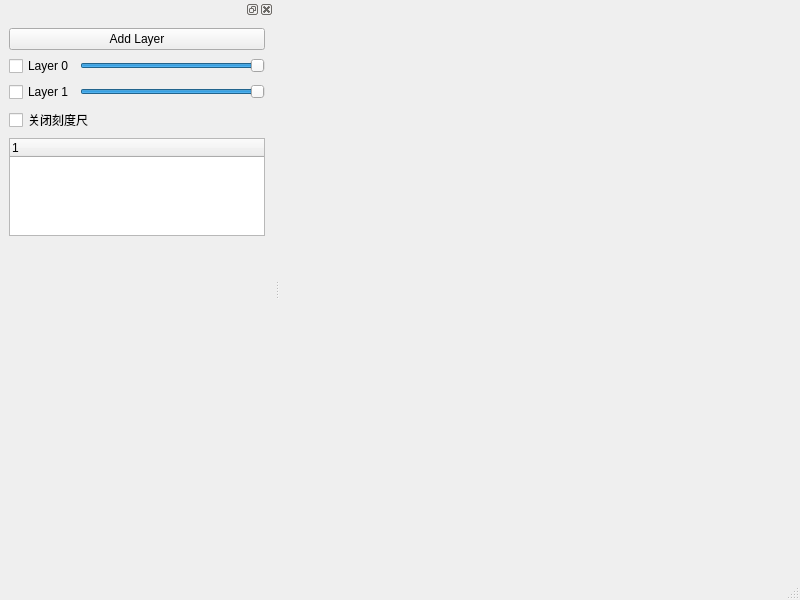
Above: playground/MainWindow.ui from peng1ei/qdraw before the change. Below: the same form after it.
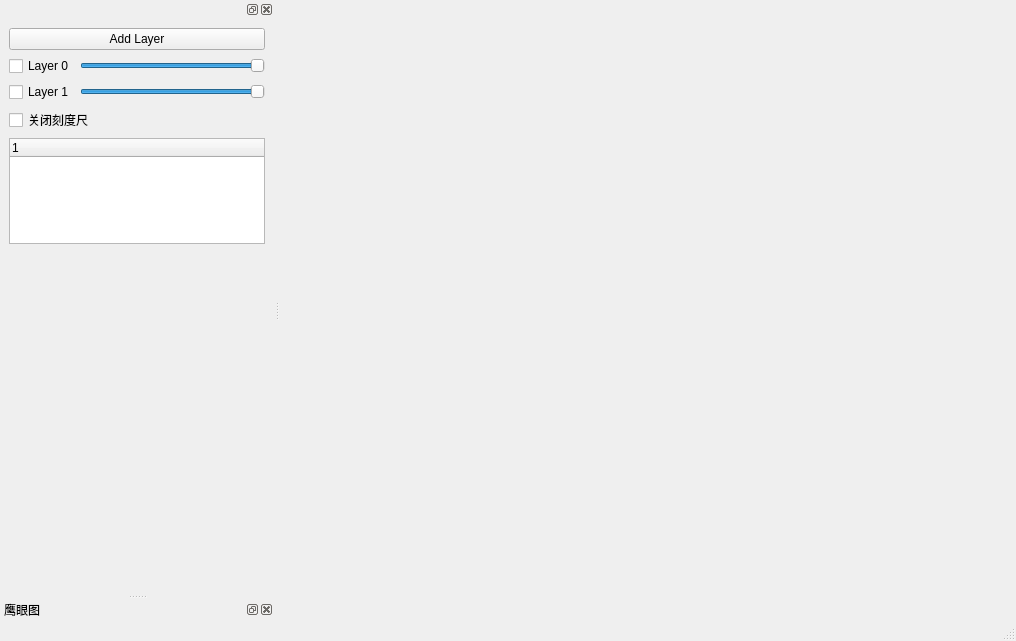
That is the form after the change.

Diff of the .ui file:
```diff
--- a/playground/MainWindow.ui
+++ b/playground/MainWindow.ui
@@ -6,8 +6,8 @@
    <rect>
     <x>0</x>
     <y>0</y>
-    <width>800</width>
-    <height>600</height>
+    <width>1016</width>
+    <height>641</height>
    </rect>
   </property>
   <property name="windowTitle">
@@ -97,7 +97,13 @@
       </widget>
      </item>
      <item>
-      <widget class="QTreeWidget" name="treeWidget"/>
+      <widget class="QTreeWidget" name="treeWidget">
+       <column>
+        <property name="text">
+         <string notr="true">1</string>
+        </property>
+       </column>
+      </widget>
      </item>
      <item>
       <spacer name="verticalSpacer">
@@ -115,6 +121,22 @@
     </layout>
    </widget>
   </widget>
+  <widget class="QDockWidget" name="dockWidget_EyeView">
+   <property name="windowTitle">
+    <string>鹰眼图</string>
+   </property>
+   <attribute name="dockWidgetArea">
+    <number>1</number>
+   </attribute>
+   <widget class="QWidget" name="dockWidgetContents_EyeView">
+    <property name="sizePolicy">
+     <sizepolicy hsizetype="Preferred" vsizetype="Preferred">
+      <horstretch>0</horstretch>
+      <verstretch>0</verstretch>
+     </sizepolicy>
+    </property>
+   </widget>
+  </widget>
  </widget>
  <resources/>
  <connections/>
```
Left out of the diff: 2 changed lines with no effect on the pictures.
